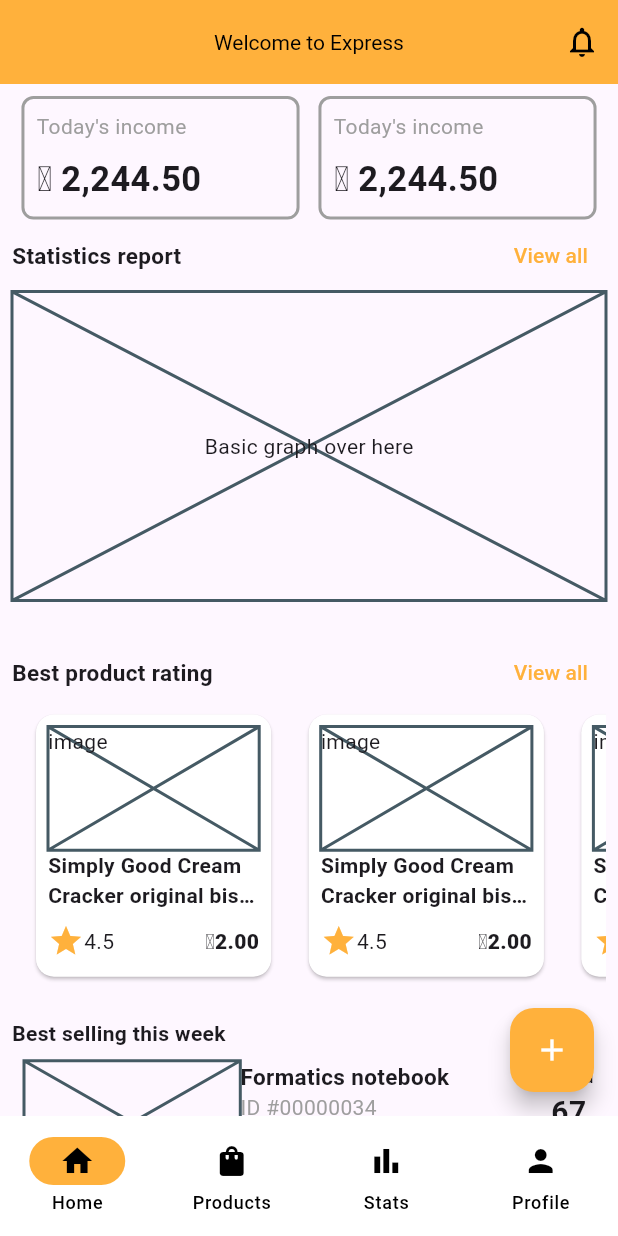
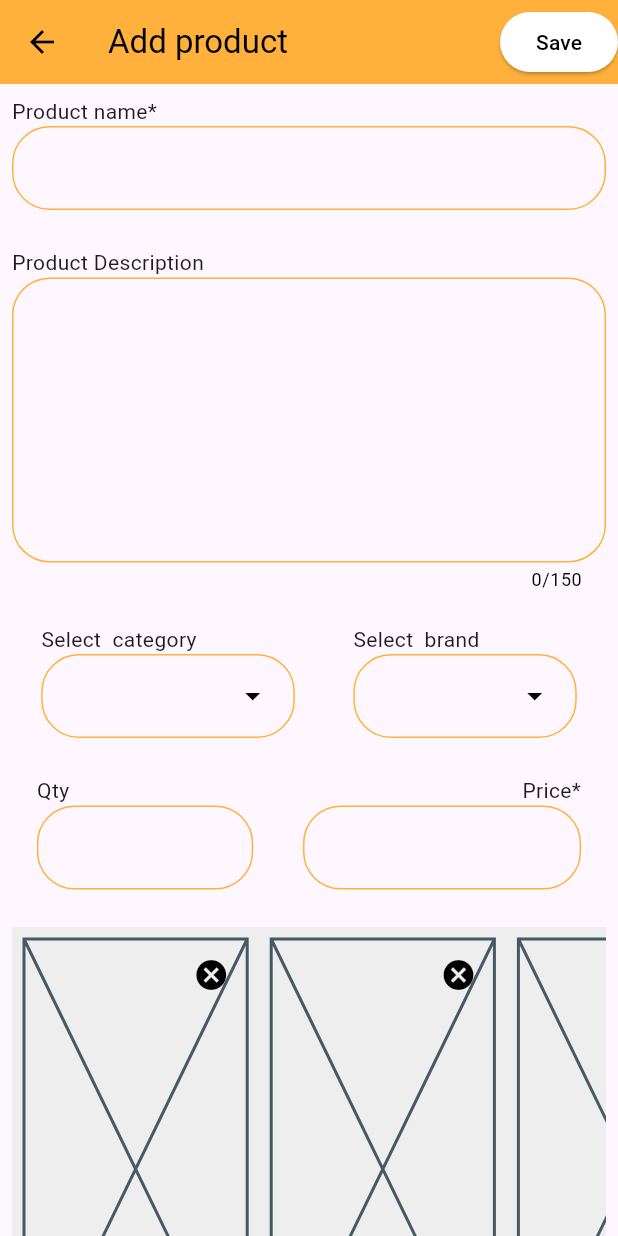
Before and after one commit to rans-rans/ai_store_admin, a Flutter app: the screen it shows after launch, after a tap on the "add" icon, on a phone screen of 412 x 824 dp. Run offline on Flutter 3.47's test engine with Material 3 defaults, Android fonts, the phone set to English and light mode, and no system bars.

Commit message:
added add-product ui

```diff
--- /dev/null
+++ b/lib/src/view/screens/add_edit_product_screen.dart
@@ -0,0 +1,254 @@
+import 'package:flutter/material.dart';
+
+import '../widgets/add_edit_page/variant_input.dart';
+
+class AddEditProductScreen extends StatefulWidget {
+  const AddEditProductScreen({super.key});
+
+  @override
+  State<AddEditProductScreen> createState() => _AddEditProductScreenState();
+}
+
+class _AddEditProductScreenState extends State<AddEditProductScreen> {
+  final formKey = GlobalKey<FormState>();
+
+  final descriptionCtrl = TextEditingController();
+  final nameCtrl = TextEditingController();
+  final priceCtrl = TextEditingController();
+  final qtyCtrl = TextEditingController();
+  // final nameCtrl = TextEditingController();
+  // final nameCtrl = TextEditingController();
+
+  List<String> variants = [];
+
+  @override
+  void dispose() {
+    super.dispose();
+    descriptionCtrl.dispose();
+    nameCtrl.dispose();
+    priceCtrl.dispose();
+    qtyCtrl.dispose();
+  }
+
+  @override
+  Widget build(BuildContext context) {
+    final screenSize = MediaQuery.sizeOf(context);
+    return Scaffold(
+      appBar: AppBar(
+        title: const Text("Add product"),
+        backgroundColor: Theme.of(context).primaryColor,
+        actions: [
+          ElevatedButton(
+            onPressed: () {
+              //TODO  save product here
+            },
+            child: const Text("Save"),
+          ),
+        ],
+      ),
+      body: SingleChildScrollView(
+        child: Padding(
+          padding: const EdgeInsets.all(8.0),
+          child: Form(
+            key: formKey,
+            child: Column(
+              crossAxisAlignment: CrossAxisAlignment.start,
+              children: [
+                const Text('Product name*'),
+                TextFormField(
+                  controller: nameCtrl,
+                ),
+                const SizedBox(height: 25),
+                const Text('Product Description'),
+                SizedBox(
+                  height: screenSize.height * 0.25,
+                  child: TextField(
+                    controller: descriptionCtrl,
+                    textAlignVertical: TextAlignVertical.top,
+                    maxLines: null,
+                    minLines: null,
+                    expands: true,
+                    maxLength: 150,
+                  ),
+                ),
+                const SizedBox(height: 25),
+                const Row(
+                  mainAxisAlignment: MainAxisAlignment.spaceAround,
+                  children: [
+                    Column(
+                      crossAxisAlignment: CrossAxisAlignment.start,
+                      children: [
+                        Text("Select  category"),
+                        DropdownMenu(
+                          dropdownMenuEntries: [
+                            //TODO  list of categories here
+                            DropdownMenuEntry(value: '1', label: 'Category 1'),
+                            DropdownMenuEntry(value: '1', label: 'Category 2'),
+                            DropdownMenuEntry(value: '1', label: 'Category 3'),
+                            DropdownMenuEntry(value: '1', label: 'Category 4'),
+                            DropdownMenuEntry(value: '1', label: 'Category 5'),
+                          ],
+                        ),
+                      ],
+                    ),
+                    Column(
+                      crossAxisAlignment: CrossAxisAlignment.start,
+                      children: [
+                        Text("Select  brand"),
+                        DropdownMenu(
+                          dropdownMenuEntries: [
+                            //TODO  list of brands here
+                            DropdownMenuEntry(value: '1', label: 'Brand 1'),
+                            DropdownMenuEntry(value: '1', label: 'Brand 2'),
+                            DropdownMenuEntry(value: '1', label: 'Brand 3'),
+                            DropdownMenuEntry(value: '1', label: 'Brand 4'),
+                            DropdownMenuEntry(value: '1', label: 'Brand 5'),
+                          ],
+                        ),
+                      ],
+                    ),
+                  ],
+                ),
+                const SizedBox(height: 25),
+                Row(
+                  mainAxisAlignment: MainAxisAlignment.spaceAround,
+                  children: [
+                    Column(
+                      crossAxisAlignment: CrossAxisAlignment.start,
+                      children: [
+                        const Text("Qty"),
+                        SizedBox(
+                          width: screenSize.width * 0.35,
+                          child: TextFormField(
+                            controller: qtyCtrl,
+                            textAlign: TextAlign.right,
+                            keyboardType: const TextInputType.numberWithOptions(
+                              signed: false,
+                              decimal: true,
+                            ),
+                          ),
+                        ),
+                      ],
+                    ),
+                    Column(
+                      crossAxisAlignment: CrossAxisAlignment.end,
+                      children: [
+                        const Text("Price*"),
+                        SizedBox(
+                          width: screenSize.width * 0.45,
+                          child: TextFormField(
+                            controller: priceCtrl,
+                            textAlign: TextAlign.right,
+                            keyboardType: const TextInputType.numberWithOptions(
+                              signed: false,
+                              decimal: true,
+                            ),
+                          ),
+                        ),
+                      ],
+                    ),
+                  ],
+                ),
+                const SizedBox(height: 25),
+                //TODO list of product images are here
+                Container(
+                  height: screenSize.height * 0.45,
+                  width: double.infinity,
+                  decoration: BoxDecoration(color: Colors.grey.shade200),
+                  child: Column(
+                    children: [
+                      Expanded(
+                        child: ListView.builder(
+                          itemCount: 7,
+                          scrollDirection: Axis.horizontal,
+                          itemBuilder: (context, index) {
+                            return Container(
+                              padding: const EdgeInsets.all(8.0),
+                              height: screenSize.height * 0.05,
+                              width: screenSize.height * 0.2,
+                              child: Stack(
+                                alignment: Alignment.topRight,
+                                children: [
+                                  const Placeholder(),
+                                  IconButton(
+                                    onPressed: () {
+                                      //TODO  remove image from list
+                                    },
+                                    icon: const Icon(Icons.cancel),
+                                  ),
+                                ],
+                              ),
+                            );
+                          },
+                        ),
+                      ),
+                      Row(
+                        mainAxisAlignment: MainAxisAlignment.spaceEvenly,
+                        children: [
+                          ElevatedButton(
+                            onPressed: () {},
+                            child: const Text("Select from gallery"),
+                          ),
+                          ElevatedButton(
+                            onPressed: () {},
+                            child: const Text("Pick picture"),
+                          ),
+                        ],
+                      ),
+                    ],
+                  ),
+                ),
+                const SizedBox(height: 25),
+                Column(
+                  children: [
+                    const Text('Add variants'),
+                    Row(
+                      children: [
+                        Expanded(
+                          child: Container(
+                            height: screenSize.height * 0.05,
+                            color: Theme.of(context).primaryColor.withAlpha(45),
+                            child: SingleChildScrollView(
+                              child: Row(
+                                children: [
+                                  for (var variant in variants)
+                                    Chip(
+                                      label: Text(variant),
+                                      deleteIcon: const Icon(Icons.cancel),
+                                      onDeleted: () {
+                                        variants.removeWhere(
+                                            (element) => element == variant);
+                                        setState(() {});
+                                      },
+                                    ),
+                                ],
+                              ),
+                            ),
+                          ),
+                        ),
+                        ElevatedButton(
+                          onPressed: () async {
+                            final input = await showModalBottomSheet(
+                              context: context,
+                              builder: (context) {
+                                return const VariantInput();
+                              },
+                            );
+                            if (input == null) return;
+                            variants.add(input);
+                            setState(() {});
+                          },
+                          child: const Text("Add"),
+                        ),
+                      ],
+                    ),
+                  ],
+                ),
+              ],
+            ),
+          ),
+        ),
+      ),
+    );
+  }
+}
--- a/lib/src/view/screens/homepage.dart
+++ b/lib/src/view/screens/homepage.dart
@@ -4,6 +4,7 @@ import '../widgets/homepage/best_selling_products.dart';
 import '../widgets/homepage/home_stat_chart.dart';
 import '../widgets/homepage/best_products_list.dart';
 import '../widgets/homepage/today_info_card.dart';
+import 'add_edit_product_screen.dart';
 
 class Homepage extends StatelessWidget {
   const Homepage({super.key});
@@ -30,7 +31,12 @@ class Homepage extends StatelessWidget {
       ),
       floatingActionButton: FloatingActionButton(
         onPressed: () {
-          //TODO goto add-product page
+          Navigator.push(
+            context,
+            MaterialPageRoute(
+              builder: (_) => AddEditProductScreen(),
+            ),
+          );
         },
         backgroundColor: Theme.of(context).primaryColor,
         tooltip: "Add product",
--- /dev/null
+++ b/lib/src/view/widgets/add_edit_page/variant_input.dart
@@ -0,0 +1,45 @@
+import 'package:flutter/material.dart';
+
+class VariantInput extends StatefulWidget {
+  const VariantInput({
+    super.key,
+  });
+
+  @override
+  State<VariantInput> createState() => _VariantInputState();
+}
+
+class _VariantInputState extends State<VariantInput> {
+  final variantCtrl = TextEditingController();
+
+  @override
+  void dispose() {
+    super.dispose();
+    variantCtrl.dispose();
+  }
+
+  @override
+  Widget build(BuildContext context) {
+    return Padding(
+      padding: EdgeInsets.only(bottom: MediaQuery.of(context).viewInsets.bottom),
+      child: SizedBox(
+        height: 150,
+        child: Column(
+          children: [
+            TextField(
+              controller: variantCtrl,
+              decoration: const InputDecoration(hintText: "Enter a variant"),
+            ),
+            ElevatedButton(
+              child: const Text('DONE'),
+              onPressed: () {
+                if (variantCtrl.text.isEmpty) return Navigator.pop(context);
+                return Navigator.pop(context, variantCtrl.text);
+              },
+            ),
+          ],
+        ),
+      ),
+    );
+  }
+}
```
